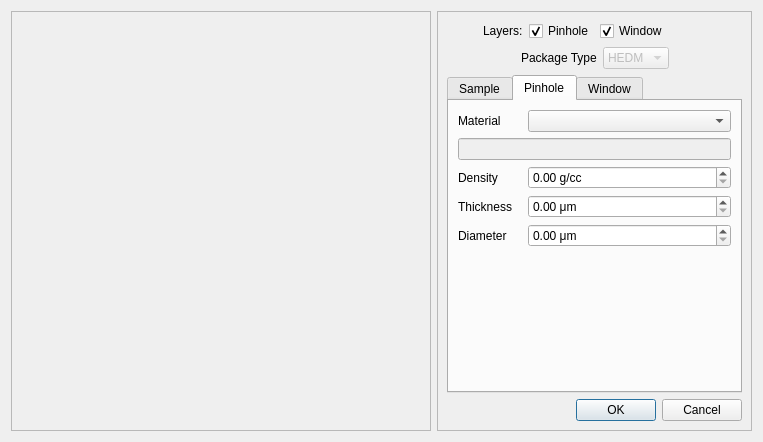
First picture: the form in hexrdgui/resources/ui/physics_package_manager_dialog.ui, repository HEXRD/hexrdgui, before the edit.
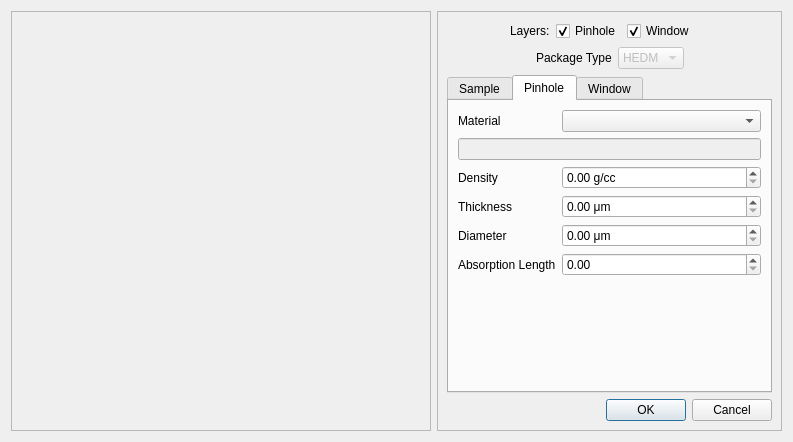
Second picture: the form after the edit. The open tabs and pages were chosen to show the change. Custom widgets are drawn as their Qt base class.

Commit message: Include absorption length in dialog

The edit to the form file:
```diff
--- a/hexrdgui/resources/ui/physics_package_manager_dialog.ui
+++ b/hexrdgui/resources/ui/physics_package_manager_dialog.ui
@@ -6,7 +6,7 @@
    <rect>
     <x>0</x>
     <y>0</y>
-    <width>759</width>
+    <width>793</width>
     <height>438</height>
    </rect>
   </property>
@@ -294,6 +294,19 @@
             </property>
            </widget>
           </item>
+          <item row="6" column="0">
+           <spacer name="pinhole_vertical_spacer">
+            <property name="orientation">
+             <enum>Qt::Vertical</enum>
+            </property>
+            <property name="sizeHint" stdset="0">
+             <size>
+              <width>20</width>
+              <height>40</height>
+             </size>
+            </property>
+           </spacer>
+          </item>
           <item row="0" column="1" colspan="3">
            <widget class="QComboBox" name="pinhole_material"/>
           </item>
@@ -339,17 +352,18 @@
            </widget>
           </item>
           <item row="5" column="0">
-           <spacer name="pinhole_vertical_spacer">
-            <property name="orientation">
-             <enum>Qt::Vertical</enum>
+           <widget class="QLabel" name="absorption_length_label">
+            <property name="text">
+             <string>Absorption Length</string>
             </property>
-            <property name="sizeHint" stdset="0">
-             <size>
-              <width>20</width>
-              <height>40</height>
-             </size>
+           </widget>
+          </item>
+          <item row="5" column="1" colspan="3">
+           <widget class="ScientificDoubleSpinBox" name="absorption_length">
+            <property name="singleStep">
+             <double>0.100000000000000</double>
             </property>
-           </spacer>
+           </widget>
           </item>
          </layout>
         </widget>
```
Left out of the diff: 64 changed lines with no effect on the pictures. The commit also changes 3 other files.
